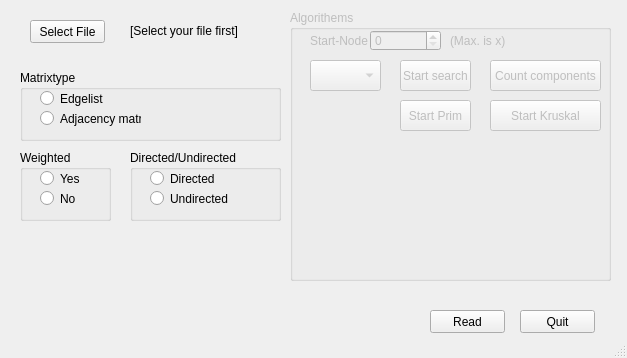
Old version of the form mainwindow.ui in the repository FNicolai/MMI.
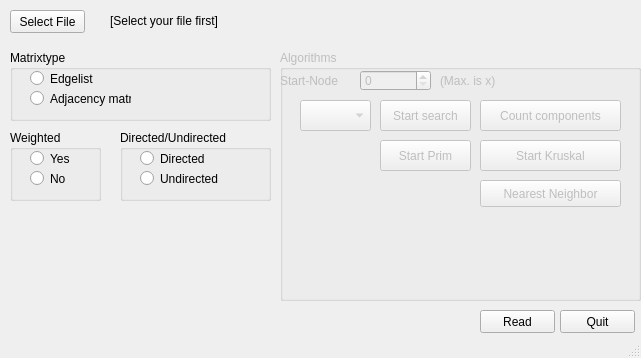
New version of the form.

Commit message: Nearest Neighbor algorithm  added, Complete graphs added, MainWindow form edited

```diff
--- a/mainwindow.ui
+++ b/mainwindow.ui
@@ -6,7 +6,7 @@
    <rect>
     <x>0</x>
     <y>0</y>
-    <width>627</width>
+    <width>641</width>
     <height>358</height>
    </rect>
   </property>
@@ -17,8 +17,8 @@
    <widget class="QGroupBox" name="groupBox_matrixtyp">
     <property name="geometry">
      <rect>
-      <x>20</x>
-      <y>70</y>
+      <x>10</x>
+      <y>50</y>
       <width>261</width>
       <height>71</height>
      </rect>
@@ -59,7 +59,7 @@
     </property>
     <property name="geometry">
      <rect>
-      <x>430</x>
+      <x>480</x>
       <y>310</y>
       <width>75</width>
       <height>23</height>
@@ -75,8 +75,8 @@
    <widget class="QGroupBox" name="groupBox_weighted">
     <property name="geometry">
      <rect>
-      <x>20</x>
-      <y>150</y>
+      <x>10</x>
+      <y>130</y>
       <width>91</width>
       <height>71</height>
      </rect>
@@ -120,8 +120,8 @@
    <widget class="QGroupBox" name="groupBox_direction">
     <property name="geometry">
      <rect>
-      <x>130</x>
-      <y>150</y>
+      <x>120</x>
+      <y>130</y>
       <width>151</width>
       <height>71</height>
      </rect>
@@ -165,7 +165,7 @@
    <widget class="QPushButton" name="pushButton_quit">
     <property name="geometry">
      <rect>
-      <x>520</x>
+      <x>560</x>
       <y>310</y>
       <width>75</width>
       <height>23</height>
@@ -178,8 +178,8 @@
    <widget class="QPushButton" name="pushButton_select_file">
     <property name="geometry">
      <rect>
-      <x>30</x>
-      <y>20</y>
+      <x>10</x>
+      <y>10</y>
       <width>75</width>
       <height>23</height>
      </rect>
@@ -191,8 +191,8 @@
    <widget class="QLabel" name="label_chosen_file">
     <property name="geometry">
      <rect>
-      <x>130</x>
-      <y>20</y>
+      <x>110</x>
+      <y>10</y>
       <width>151</width>
       <height>21</height>
      </rect>
@@ -207,21 +207,21 @@
     </property>
     <property name="geometry">
      <rect>
-      <x>290</x>
-      <y>10</y>
-      <width>321</width>
-      <height>271</height>
+      <x>280</x>
+      <y>50</y>
+      <width>361</width>
+      <height>251</height>
      </rect>
     </property>
     <property name="title">
-     <string>Algorithems</string>
+     <string>Algorithms</string>
     </property>
     <widget class="QPushButton" name="pushButton_start_search">
      <property name="geometry">
       <rect>
-       <x>110</x>
+       <x>100</x>
        <y>50</y>
-       <width>71</width>
+       <width>91</width>
        <height>31</height>
       </rect>
      </property>
@@ -248,7 +248,7 @@
     <widget class="QLabel" name="label_start_node">
      <property name="geometry">
       <rect>
-       <x>20</x>
+       <x>0</x>
        <y>20</y>
        <width>81</width>
        <height>21</height>
@@ -276,7 +276,7 @@
       <rect>
        <x>200</x>
        <y>50</y>
-       <width>111</width>
+       <width>141</width>
        <height>31</height>
       </rect>
      </property>
@@ -299,7 +299,7 @@
       <rect>
        <x>200</x>
        <y>90</y>
-       <width>111</width>
+       <width>141</width>
        <height>31</height>
       </rect>
      </property>
@@ -310,9 +310,9 @@
     <widget class="QPushButton" name="pushButton_start_prim">
      <property name="geometry">
       <rect>
-       <x>110</x>
+       <x>100</x>
        <y>90</y>
-       <width>71</width>
+       <width>91</width>
        <height>31</height>
       </rect>
      </property>
@@ -320,6 +320,19 @@
       <string>Start Prim</string>
      </property>
     </widget>
+    <widget class="QPushButton" name="pushButton_neares_neighbor">
+     <property name="geometry">
+      <rect>
+       <x>200</x>
+       <y>130</y>
+       <width>141</width>
+       <height>27</height>
+      </rect>
+     </property>
+     <property name="text">
+      <string>Nearest Neighbor</string>
+     </property>
+    </widget>
    </widget>
   </widget>
   <widget class="QStatusBar" name="statusBar"/>
```
The commit also changes 17 other files.
